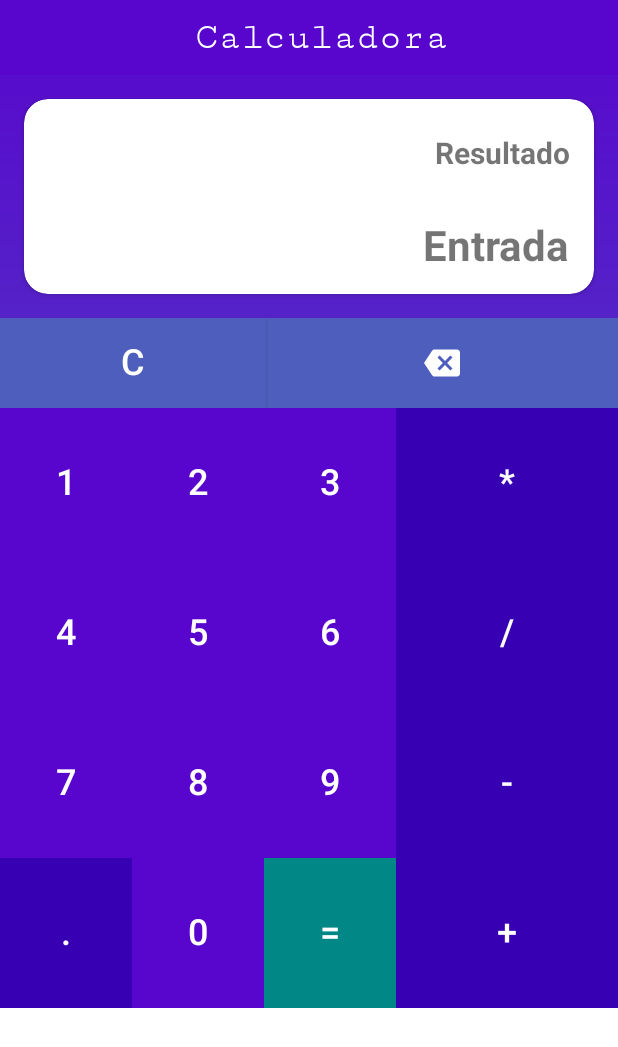
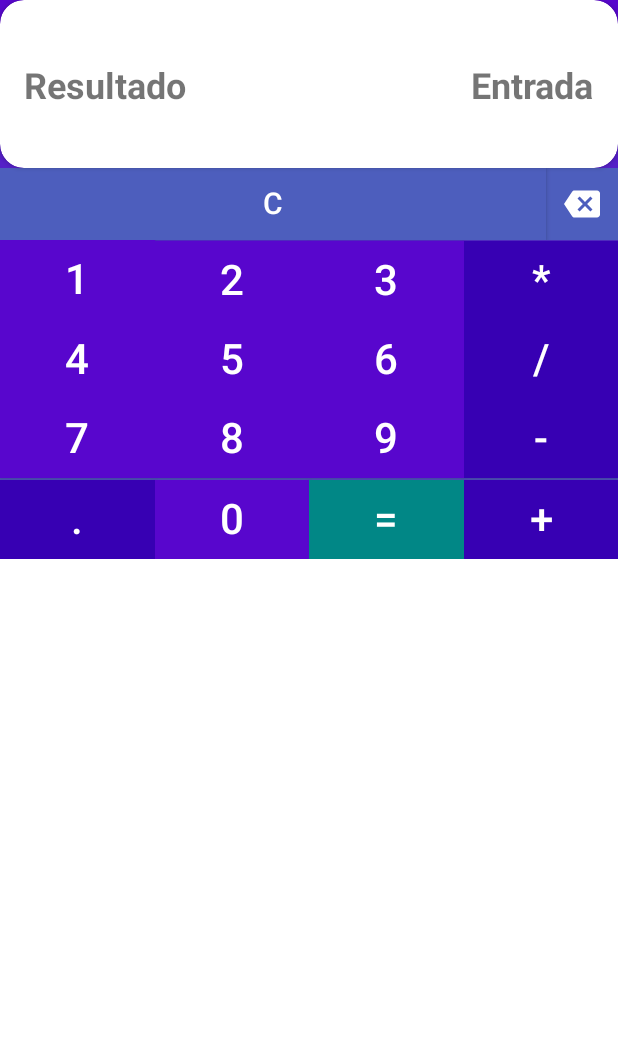
Before and after one commit to gusoliveira21/Calculadora, an Android app: the layout activity_main.xml on its own in the app's theme, with its tools: preview values and no code run, on a phone screen of 412 x 824 dp. Shown: the top 1047 px of the screen. Run offline under Robolectric (Android 15) with nearby library versions, the phone set to English and light mode, and no system bars.

Commit message:
realiza teste com layout e orientacao de tela

```diff
--- a/Calculadora/app/src/main/AndroidManifest.xml
+++ b/Calculadora/app/src/main/AndroidManifest.xml
@@ -10,7 +10,7 @@
         android:supportsRtl="true"
         android:theme="@style/Theme.Calculadora">
         <activity android:name=".MainActivity"
-            android:screenOrientation="portrait">
+            >
             <intent-filter>
                 <action android:name="android.intent.action.MAIN" />
 
--- a/Calculadora/app/src/main/java/gusoliveira21/calculadora/MainActivity.kt
+++ b/Calculadora/app/src/main/java/gusoliveira21/calculadora/MainActivity.kt
@@ -4,6 +4,8 @@ import androidx.appcompat.app.AppCompatActivity
 import android.os.Bundle
 import android.widget.Toast
 import androidx.databinding.DataBindingUtil
+import androidx.lifecycle.LifecycleOwner
+import androidx.lifecycle.Observer
 import androidx.lifecycle.ViewModelProvider
 import gusoliveira21.calculadora.databinding.ActivityMainBinding
 
@@ -15,6 +17,9 @@ class MainActivity : AppCompatActivity() {
         super.onCreate(savedInstanceState)
         binding = DataBindingUtil.setContentView(this, R.layout.activity_main)
         viewModel = ViewModelProvider(this).get(MainViewModel::class.java)
+
+       /* binding.mainViewModel
+        viewModel.campoDigitacao.observe(viewLifecycleOwner)*/
         //binding.lifecycleOwner = viewLifecycleOwner
         listenerNumbers()
         listenerSimbolosMatematicos()
--- a/Calculadora/app/src/main/java/gusoliveira21/calculadora/MainViewModel.kt
+++ b/Calculadora/app/src/main/java/gusoliveira21/calculadora/MainViewModel.kt
@@ -1,5 +1,7 @@
 package gusoliveira21.calculadora
 
+import androidx.lifecycle.LiveData
+import androidx.lifecycle.MutableLiveData
 import androidx.lifecycle.ViewModel
 import gusoliveira21.calculadora.databinding.ActivityMainBinding
 import net.objecthunter.exp4j.ExpressionBuilder
@@ -7,8 +9,9 @@ import net.objecthunter.exp4j.ExpressionBuilder
 class MainViewModel: ViewModel() {
     val simbol = listOf("+","-","/","*",".")
     val clean = ""
-
-
+    private var _campoDigitacao = MutableLiveData<String>()
+    val campoDigitacao: LiveData<String>
+        get() = _campoDigitacao
 
 
     fun onVerificaSeJaFoiDigitadoUmPontoAnteriormente(ViewCampoDigitado: CharSequence?): Boolean {
--- a/Calculadora/app/src/main/res/layout/activity_main.xml
+++ b/Calculadora/app/src/main/res/layout/activity_main.xml
@@ -1,21 +1,18 @@
 <?xml version="1.0" encoding="utf-8"?>
-<layout xmlns:android="http://schemas.android.com/apk/res/android"
+<layout
+    xmlns:android="http://schemas.android.com/apk/res/android"
     xmlns:app="http://schemas.android.com/apk/res-auto"
-    xmlns:tools="http://schemas.android.com/tools"
-    app:layout_constraintEnd_toEndOf="parent"
-    app:layout_constraintEnd_toStartOf="parent">
-
-    <data>
-
-        <variable
-            name="MainActivity"
-            type="gusoliveira21.calculadora.MainActivity" />
-    </data>
+    xmlns:tools="http://schemas.android.com/tools">
 
     <ScrollView
         android:layout_width="match_parent"
-        android:layout_height="match_parent">
+        android:layout_height="match_parent"
+        app:layout_constraintBottom_toBottomOf="parent"
+        app:layout_constraintEnd_toEndOf="parent"
+        app:layout_constraintStart_toStartOf="parent"
+        app:layout_constraintTop_toTopOf="parent">
 
+        <!--viewGroup interior-->
         <androidx.appcompat.widget.LinearLayoutCompat
             android:id="@+id/box"
             android:layout_width="match_parent"
@@ -24,46 +21,25 @@
             android:orientation="vertical"
             tools:context=".MainActivity">
 
-            <androidx.appcompat.widget.Toolbar
-                android:id="@+id/toolbar"
-                android:layout_width="match_parent"
-                android:layout_height="50dp"
-                android:background="@color/background_button_number"
-                android:textAlignment="center"
-                android:theme="@style/CardView">
-
-                <TextView
-                    android:id="@+id/text_titulo"
-                    android:layout_width="match_parent"
-                    android:layout_height="wrap_content"
-                    android:fontFamily="serif-monospace"
-
-                    android:gravity="center_horizontal"
-                    android:text="@string/app_name"
-                    android:textColor="@color/white"
-                    android:textSize="25sp" />
-            </androidx.appcompat.widget.Toolbar>
-
 
             <androidx.cardview.widget.CardView
                 android:layout_width="match_parent"
-                android:layout_height="130dp"
-                android:layout_margin="16dp"
+                android:layout_height="0.7in"
                 app:cardCornerRadius="16dp">
 
                 <androidx.constraintlayout.widget.ConstraintLayout
                     android:layout_width="match_parent"
-                    android:layout_height="130dp">
+                    android:layout_height="match_parent">
 
                     <com.google.android.material.textview.MaterialTextView
                         android:id="@+id/tvExibeResposta"
                         android:layout_width="wrap_content"
                         android:layout_height="wrap_content"
-                        android:layout_marginTop="6dp"
                         android:padding="16dp"
-                        android:textSize="20sp"
+                        android:textSize="24sp"
                         android:textStyle="bold"
-                        app:layout_constraintEnd_toEndOf="parent"
+                        app:layout_constraintBottom_toBottomOf="parent"
+                        app:layout_constraintStart_toStartOf="parent"
                         app:layout_constraintTop_toTopOf="parent"
                         tools:text="Resultado" />
 
@@ -71,178 +47,270 @@
                         android:id="@+id/tvEntradaDados"
                         android:layout_width="wrap_content"
                         android:layout_height="wrap_content"
-                        android:layout_marginTop="16dp"
-                        android:layout_marginBottom="17dp"
                         android:padding="16dp"
-                        android:textSize="28sp"
+                        android:textSize="24sp"
                         android:textStyle="bold"
                         app:layout_constraintBottom_toBottomOf="parent"
                         app:layout_constraintEnd_toEndOf="parent"
-                        app:layout_constraintTop_toBottomOf="@+id/tvExibeResposta"
+                        app:layout_constraintTop_toTopOf="parent"
                         tools:text="Entrada" />
                 </androidx.constraintlayout.widget.ConstraintLayout>
             </androidx.cardview.widget.CardView>
 
 
-            <LinearLayout
+            <androidx.constraintlayout.widget.ConstraintLayout
+                android:id="@+id/linearLayout"
                 android:layout_width="match_parent"
-                android:layout_height="wrap_content"
-                android:orientation="vertical"
-                tools:ignore="MissingConstraints">
-
-
-            </LinearLayout>
-
-
-            <LinearLayout
-                android:layout_width="match_parent"
-                android:layout_height="wrap_content"
-                android:orientation="horizontal"
+                android:layout_height="match_parent"
                 tools:ignore="MissingConstraints">
 
                 <Button
                     android:id="@+id/btDelAll"
                     style="@style/style_by_long"
-                    android:layout_width="177dp"
+                    android:layout_width="364dp"
+                    android:layout_height="0.3in"
                     android:text="@string/value_button_c"
-                    app:backgroundTint="@color/background_button_clean" />
+                    android:textSize="20sp"
+                    app:backgroundTint="@color/background_button_clean"
+                    app:layout_constraintStart_toStartOf="parent"
+                    app:layout_constraintTop_toTopOf="@+id/btDelLast" />
 
                 <ImageButton
                     android:id="@+id/btDelLast"
                     style="@style/style_by_long"
-                    android:layout_width="match_parent"
+                    android:layout_width="364dp"
+                    android:layout_height="0.3in"
                     android:background="@color/background_button_clean"
+                    app:layout_constraintEnd_toEndOf="parent"
+                    app:layout_constraintStart_toEndOf="@+id/btDelAll"
+                    app:layout_constraintTop_toTopOf="parent"
                     app:srcCompat="@drawable/in_backspace"
                     tools:ignore="VectorDrawableCompat" />
-            </LinearLayout>
+            </androidx.constraintlayout.widget.ConstraintLayout>
 
-
-            <LinearLayout
+            <androidx.constraintlayout.widget.ConstraintLayout
+                android:id="@+id/linearLayout4"
                 android:layout_width="match_parent"
-                android:layout_height="100dp"
-                android:orientation="horizontal"
+                android:layout_height="match_parent"
                 tools:ignore="MissingConstraints">
 
                 <Button
                     android:id="@+id/bt1"
                     style="@style/style_by_skinny"
+                    android:layout_width="0dp"
+                    android:layout_height="53dp"
                     android:text="@string/value_button_1"
-                    app:backgroundTint="@color/background_button_number" />
+                    android:textSize="28sp"
+                    app:backgroundTint="@color/background_button_number"
+                    app:layout_constraintEnd_toStartOf="@+id/bt2"
+                    app:layout_constraintStart_toStartOf="parent"
+                    app:layout_constraintTop_toTopOf="parent" />
 
                 <Button
                     android:id="@+id/bt2"
                     style="@style/style_by_skinny"
+                    android:layout_width="0dp"
+                    android:layout_height="wrap_content"
                     android:text="@string/value_button_2"
-                    app:backgroundTint="@color/background_button_number" />
+                    android:textSize="28sp"
+                    app:backgroundTint="@color/background_button_number"
+                    app:layout_constraintBottom_toBottomOf="parent"
+                    app:layout_constraintEnd_toStartOf="@+id/bt3"
+                    app:layout_constraintStart_toEndOf="@+id/bt1" />
 
                 <Button
                     android:id="@+id/bt3"
                     style="@style/style_by_skinny"
+                    android:layout_width="0dp"
+                    android:layout_height="wrap_content"
                     android:text="@string/value_button_3"
-                    app:backgroundTint="@color/background_button_number" />
+                    android:textSize="28sp"
+                    app:backgroundTint="@color/background_button_number"
+                    app:layout_constraintBaseline_toBaselineOf="@+id/bt2"
+                    app:layout_constraintEnd_toStartOf="@+id/btMultiplicacao"
+                    app:layout_constraintStart_toEndOf="@+id/bt2" />
 
                 <Button
                     android:id="@+id/btMultiplicacao"
                     style="@style/style_by_fat"
+                    android:layout_width="0dp"
+                    android:layout_height="wrap_content"
                     android:text="@string/value_button_multiplication"
-                    app:backgroundTint="@color/background_button_simbol" />
-            </LinearLayout>
+                    android:textSize="28sp"
+                    app:backgroundTint="@color/background_button_simbol"
+                    app:layout_constraintBaseline_toBaselineOf="@+id/bt3"
+                    app:layout_constraintEnd_toEndOf="parent"
+                    app:layout_constraintStart_toEndOf="@+id/bt3" />
+            </androidx.constraintlayout.widget.ConstraintLayout>
 
 
-            <LinearLayout
+            <androidx.constraintlayout.widget.ConstraintLayout
+                android:id="@+id/fileira2"
                 android:layout_width="match_parent"
-                android:layout_height="100dp"
-                android:orientation="horizontal"
+                android:layout_height="match_parent"
                 tools:ignore="MissingConstraints">
 
                 <Button
                     android:id="@+id/bt4"
                     style="@style/style_by_skinny"
+                    android:layout_width="0dp"
+                    android:layout_height="wrap_content"
                     android:text="@string/value_button_4"
-                    app:backgroundTint="@color/background_button_number" />
+                    android:textSize="28sp"
+                    app:backgroundTint="@color/background_button_number"
+                    app:layout_constraintEnd_toStartOf="@+id/bt5"
+                    app:layout_constraintStart_toStartOf="parent"
+                    app:layout_constraintTop_toTopOf="parent" />
 
                 <Button
                     android:id="@+id/bt5"
                     style="@style/style_by_skinny"
+                    android:layout_width="0dp"
+                    android:layout_height="wrap_content"
                     android:text="@string/value_button_5"
-                    app:backgroundTint="@color/background_button_number" />
+                    android:textSize="28sp"
+                    app:backgroundTint="@color/background_button_number"
+                    app:layout_constraintBottom_toBottomOf="parent"
+                    app:layout_constraintEnd_toStartOf="@+id/bt6"
+                    app:layout_constraintStart_toEndOf="@+id/bt4" />
 
                 <Button
                     android:id="@+id/bt6"
                     style="@style/style_by_skinny"
+                    android:layout_width="0dp"
+                    android:layout_height="wrap_content"
                     android:text="@string/value_button_6"
-                    app:backgroundTint="@color/background_button_number" />
+                    android:textSize="28sp"
+                    app:backgroundTint="@color/background_button_number"
+                    app:layout_constraintBaseline_toBaselineOf="@+id/bt5"
+                    app:layout_constraintEnd_toStartOf="@+id/btDivisao"
+                    app:layout_constraintStart_toEndOf="@+id/bt5" />
 
                 <Button
                     android:id="@+id/btDivisao"
                     style="@style/style_by_fat"
+                    android:layout_width="0dp"
+                    android:layout_height="wrap_content"
                     android:text="@string/value_button_division"
-                    app:backgroundTint="@color/background_button_simbol" />
-            </LinearLayout>
+                    android:textSize="28sp"
+                    app:backgroundTint="@color/background_button_simbol"
+                    app:layout_constraintBaseline_toBaselineOf="@+id/bt6"
+                    app:layout_constraintEnd_toEndOf="parent"
+                    app:layout_constraintStart_toEndOf="@+id/bt6" />
+            </androidx.constraintlayout.widget.ConstraintLayout>
 
 
-            <LinearLayout
+            <androidx.constraintlayout.widget.ConstraintLayout
+                android:id="@+id/linearLayout3"
                 android:layout_width="match_parent"
-                android:layout_height="100dp"
-                android:orientation="horizontal">
+                android:layout_height="match_parent">
 
                 <Button
                     android:id="@+id/bt7"
                     style="@style/style_by_skinny"
+                    android:layout_width="0dp"
+                    android:layout_height="wrap_content"
                     android:text="@string/value_button_7"
-                    app:backgroundTint="@color/background_button_number" />
+                    android:textSize="28sp"
+                    app:backgroundTint="@color/background_button_number"
+                    app:layout_constraintEnd_toStartOf="@+id/bt8"
+                    app:layout_constraintStart_toStartOf="parent"
+                    app:layout_constraintTop_toTopOf="parent" />
 
                 <Button
                     android:id="@+id/bt8"
                     style="@style/style_by_skinny"
+                    android:layout_width="0dp"
+                    android:layout_height="wrap_content"
+                    android:layout_marginBottom="1dp"
                     android:text="@string/value_button_8"
-                    app:backgroundTint="@color/background_button_number" />
+                    android:textSize="28sp"
+                    app:backgroundTint="@color/background_button_number"
+                    app:layout_constraintBottom_toBottomOf="parent"
+                    app:layout_constraintEnd_toStartOf="@+id/bt9"
+                    app:layout_constraintStart_toEndOf="@+id/bt7" />
 
                 <Button
                     android:id="@+id/bt9"
                     style="@style/style_by_skinny"
+                    android:layout_width="0dp"
+                    android:layout_height="wrap_content"
                     android:text="@string/value_button_9"
-                    app:backgroundTint="@color/background_button_number" />
+                    android:textSize="28sp"
+                    app:backgroundTint="@color/background_button_number"
+                    app:layout_constraintBaseline_toBaselineOf="@+id/bt8"
+                    app:layout_constraintEnd_toStartOf="@+id/btSubtracao"
+                    app:layout_constraintStart_toEndOf="@+id/bt8" />
 
                 <Button
                     android:id="@+id/btSubtracao"
                     style="@style/style_by_fat"
+                    android:layout_width="0dp"
+                    android:layout_height="wrap_content"
                     android:text="@string/value_button_subtraction"
-                    app:backgroundTint="@color/background_button_simbol" />
+                    android:textSize="28sp"
+                    app:backgroundTint="@color/background_button_simbol"
+                    app:layout_constraintBaseline_toBaselineOf="@+id/bt9"
+                    app:layout_constraintEnd_toEndOf="parent"
+                    app:layout_constraintStart_toEndOf="@+id/bt9" />
 
-            </LinearLayout>
+            </androidx.constraintlayout.widget.ConstraintLayout>
 
 
-            <LinearLayout
+            <androidx.constraintlayout.widget.ConstraintLayout
+                android:id="@+id/linearLayout2"
                 android:layout_width="match_parent"
-                android:layout_height="100dp"
-                android:orientation="horizontal"
+                android:layout_height="match_parent"
                 tools:ignore="MissingConstraints">
 
                 <Button
                     android:id="@+id/btVirgula"
                     style="@style/style_by_skinny"
+                    android:layout_width="0dp"
+                    android:layout_height="wrap_content"
                     android:text="@string/value_button_dot"
-                    app:backgroundTint="@color/background_button_simbol" />
+                    android:textSize="28sp"
+                    app:backgroundTint="@color/background_button_simbol"
+                    app:layout_constraintEnd_toStartOf="@+id/bt0"
+                    app:layout_constraintStart_toStartOf="parent"
+                    app:layout_constraintTop_toTopOf="parent" />
 
                 <Button
                     android:id="@+id/bt0"
                     style="@style/style_by_skinny"
+                    android:layout_width="0dp"
+                    android:layout_height="wrap_content"
                     android:text="@string/value_button_0"
-                    app:backgroundTint="@color/background_button_number" />
+                    android:textSize="28sp"
+                    app:backgroundTint="@color/background_button_number"
+                    app:layout_constraintBottom_toBottomOf="parent"
+                    app:layout_constraintEnd_toStartOf="@+id/btCalcular"
+                    app:layout_constraintStart_toEndOf="@+id/btVirgula" />
 
                 <Button
                     android:id="@+id/btCalcular"
                     style="@style/style_by_skinny"
+                    android:layout_width="0dp"
+                    android:layout_height="wrap_content"
                     android:text="@string/value_button_equals"
-                    app:backgroundTint="@color/background_button_equals" />
+                    android:textSize="28sp"
+                    app:backgroundTint="@color/background_button_equals"
+                    app:layout_constraintBaseline_toBaselineOf="@+id/bt0"
+                    app:layout_constraintEnd_toStartOf="@+id/btSoma"
+                    app:layout_constraintStart_toEndOf="@+id/bt0" />
 
                 <Button
                     android:id="@+id/btSoma"
                     style="@style/style_by_fat"
+                    android:layout_width="0dp"
+                    android:layout_height="wrap_content"
                     android:text="@string/value_button_plus"
-                    app:backgroundTint="@color/background_button_simbol" />
-            </LinearLayout>
+                    android:textSize="28sp"
+                    app:backgroundTint="@color/background_button_simbol"
+                    app:layout_constraintBaseline_toBaselineOf="@+id/btCalcular"
+                    app:layout_constraintEnd_toEndOf="parent"
+                    app:layout_constraintStart_toEndOf="@+id/btCalcular" />
+            </androidx.constraintlayout.widget.ConstraintLayout>
         </androidx.appcompat.widget.LinearLayoutCompat>
     </ScrollView>
 </layout>
--- a/Calculadora/app/src/main/res/values/styles.xml
+++ b/Calculadora/app/src/main/res/values/styles.xml
@@ -10,7 +10,7 @@
     </style>
 
     <style name="style_by_fat">
-        <item name="android:layout_width">match_parent</item>
+        <item name="android:layout_width">200dp</item>
         <item name="android:layout_height">match_parent</item>
         <item name="android:background">@color/white</item>
         <item name="android:includeFontPadding">false</item>
```
